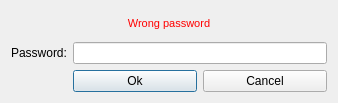
This is src/gui/ui/passworddialog.ui in cryptonotefoundation/cryptonotewallet as Qt 5 draws it before an edit. The edited form follows.
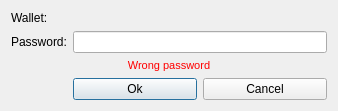
This is the edited form.

Commit message: Display wallet name in password dialog (to remind user what wallet he is opening)

Patch:
```diff
--- a/src/gui/ui/passworddialog.ui
+++ b/src/gui/ui/passworddialog.ui
@@ -7,7 +7,7 @@
     <x>0</x>
     <y>0</y>
     <width>338</width>
-    <height>103</height>
+    <height>105</height>
    </rect>
   </property>
   <property name="minimumSize">
@@ -26,40 +26,14 @@
    <string>Enter password</string>
   </property>
   <layout class="QGridLayout" name="gridLayout">
-   <item row="1" column="1" colspan="2">
-    <widget class="QLineEdit" name="m_passwordEdit">
-     <property name="sizePolicy">
-      <sizepolicy hsizetype="Expanding" vsizetype="Fixed">
-       <horstretch>0</horstretch>
-       <verstretch>0</verstretch>
-      </sizepolicy>
-     </property>
-     <property name="echoMode">
-      <enum>QLineEdit::Password</enum>
-     </property>
-    </widget>
-   </item>
-   <item row="3" column="2">
+   <item row="5" column="2">
     <widget class="QPushButton" name="m_cancelButton">
      <property name="text">
       <string>Cancel</string>
      </property>
     </widget>
    </item>
-   <item row="1" column="0">
-    <widget class="QLabel" name="label">
-     <property name="sizePolicy">
-      <sizepolicy hsizetype="Maximum" vsizetype="Preferred">
-       <horstretch>0</horstretch>
-       <verstretch>0</verstretch>
-      </sizepolicy>
-     </property>
-     <property name="text">
-      <string>Password:</string>
-     </property>
-    </widget>
-   </item>
-   <item row="3" column="1">
+   <item row="5" column="1">
     <widget class="QPushButton" name="m_okButton">
      <property name="enabled">
       <bool>true</bool>
@@ -72,7 +46,7 @@
      </property>
     </widget>
    </item>
-   <item row="0" column="0" colspan="3">
+   <item row="3" column="0" colspan="3">
     <widget class="QLabel" name="m_errorLabel">
      <property name="minimumSize">
       <size>
@@ -91,6 +65,46 @@
      </property>
     </widget>
    </item>
+   <item row="2" column="1" colspan="2">
+    <widget class="QLineEdit" name="m_passwordEdit">
+     <property name="sizePolicy">
+      <sizepolicy hsizetype="Expanding" vsizetype="Fixed">
+       <horstretch>0</horstretch>
+       <verstretch>0</verstretch>
+      </sizepolicy>
+     </property>
+     <property name="echoMode">
+      <enum>QLineEdit::Password</enum>
+     </property>
+    </widget>
+   </item>
+   <item row="1" column="0">
+    <widget class="QLabel" name="label_2">
+     <property name="text">
+      <string>Wallet:</string>
+     </property>
+    </widget>
+   </item>
+   <item row="2" column="0">
+    <widget class="QLabel" name="label">
+     <property name="sizePolicy">
+      <sizepolicy hsizetype="Maximum" vsizetype="Preferred">
+       <horstretch>0</horstretch>
+       <verstretch>0</verstretch>
+      </sizepolicy>
+     </property>
+     <property name="text">
+      <string>Password:</string>
+     </property>
+    </widget>
+   </item>
+   <item row="1" column="1" colspan="2">
+    <widget class="QLabel" name="m_currentWalletTitle">
+     <property name="text">
+      <string/>
+     </property>
+    </widget>
+   </item>
   </layout>
  </widget>
  <resources/>
```
The commit also changes 31 other files.
